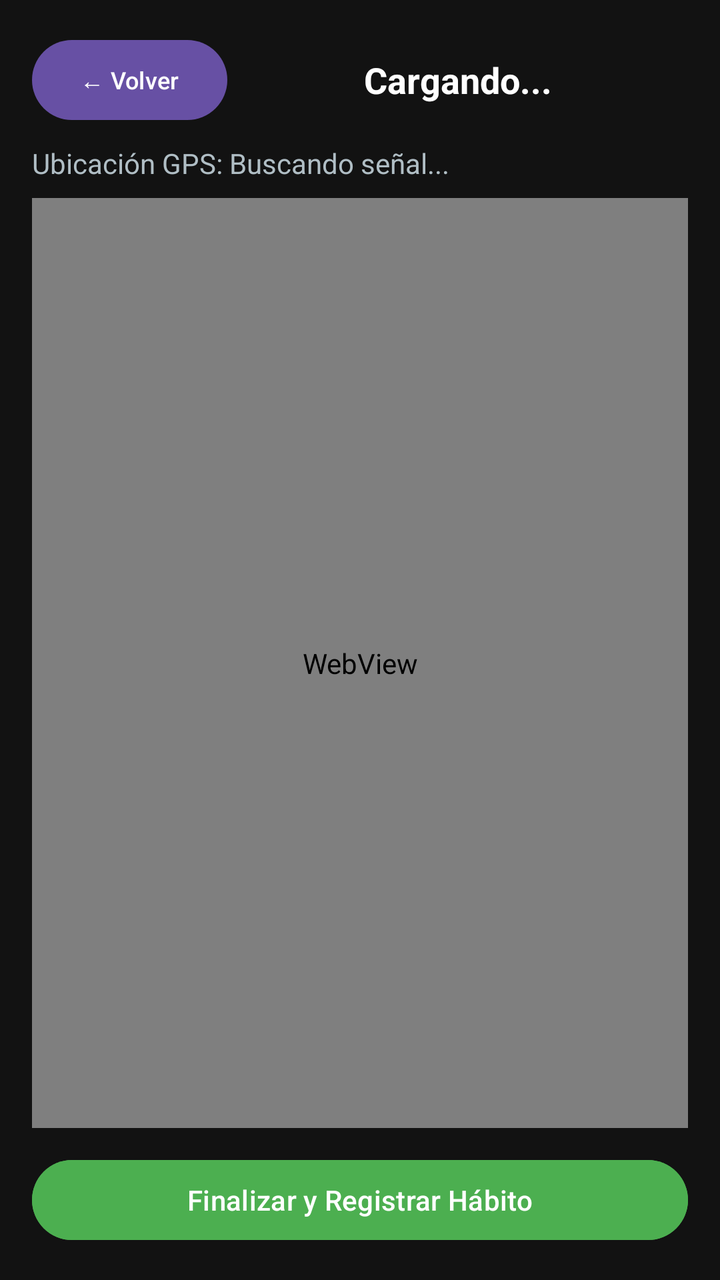
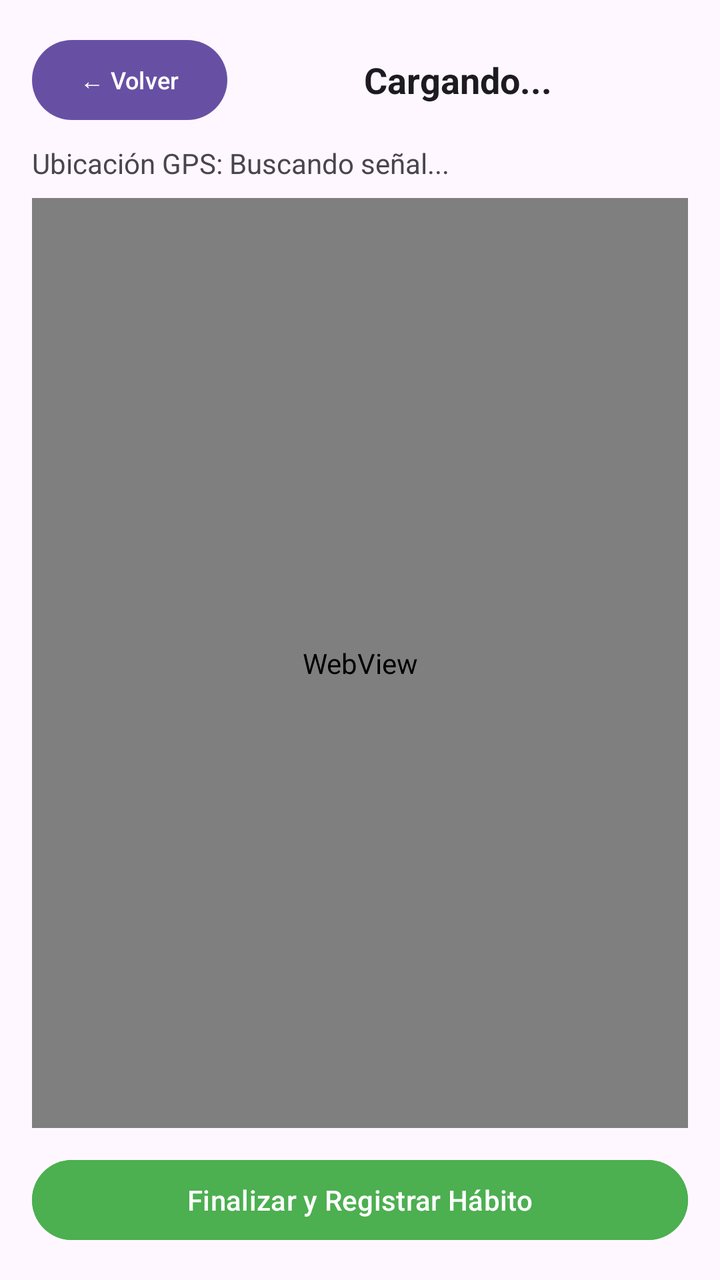

The first picture is an Android layout as it rendered before a commit; the second is the same layout after the commit. The layout source and the unified diff follow.
<!-- AndroidManifest.xml: application theme Theme.HabiTrack -->
<!-- res/layout/activity_pantalla_actividad_fisica.xml -->
<?xml version="1.0" encoding="utf-8"?>
<LinearLayout xmlns:android="http://schemas.android.com/apk/res/android"
    android:layout_width="match_parent"
    android:layout_height="match_parent"
    android:orientation="vertical"
    android:padding="16dp"
    android:background="#121212">

    <LinearLayout
        android:layout_width="match_parent"
        android:layout_height="wrap_content"
        android:orientation="horizontal"
        android:gravity="center_vertical"
        android:paddingBottom="8dp">

        <Button
            android:id="@+id/btnVolverAtras"
            android:layout_width="wrap_content"
            android:layout_height="wrap_content"
            android:text="← Volver"
            android:textSize="12sp" />

        <TextView
            android:id="@+id/tvTituloActividadFisica"
            android:layout_width="0dp"
            android:layout_height="wrap_content"
            android:layout_weight="1"
            android:text="Cargando..."
            android:textSize="18sp"
            android:textStyle="bold"
            android:textColor="#FFFFFF"
            android:gravity="center" />
    </LinearLayout>

    <TextView
        android:id="@+id/tvCoordenadas"
        android:layout_width="match_parent"
        android:layout_height="wrap_content"
        android:text="Ubicación GPS: Buscando señal..."
        android:textColor="#B0BEC5"
        android:paddingBottom="8dp" />

    <WebView
        android:id="@+id/webViewMapa"
        android:layout_width="match_parent"
        android:layout_height="0dp"
        android:layout_weight="1"
        android:layout_marginBottom="12dp" />

    <Button
        android:id="@+id/btnFinalizarTrote"
        android:layout_width="match_parent"
        android:layout_height="wrap_content"
        android:text="Finalizar y Registrar Hábito"
        android:backgroundTint="#4CAF50"
        android:textColor="#FFFFFF" />

</LinearLayout>
<!-- resources referenced by this layout -->
<resources>
  <style name="Theme.HabiTrack" parent="Base.Theme.HabiTrack" />
  <style name="Base.Theme.HabiTrack" parent="Theme.Material3.DayNight.NoActionBar">
          
          
      </style>
</resources>

<!-- the commit's change to res/layout/activity_pantalla_actividad_fisica.xml (unified diff, before → after) -->
@@ -4,7 +4,7 @@
     android:layout_height="match_parent"
     android:orientation="vertical"
     android:padding="16dp"
-    android:background="#121212">
+    android:background="?attr/colorSurface">
 
     <LinearLayout
         android:layout_width="match_parent"
@@ -28,7 +28,7 @@
             android:text="Cargando..."
             android:textSize="18sp"
             android:textStyle="bold"
-            android:textColor="#FFFFFF"
+            android:textColor="?attr/colorOnSurface"
             android:gravity="center" />
     </LinearLayout>
 
@@ -37,7 +37,7 @@
         android:layout_width="match_parent"
         android:layout_height="wrap_content"
         android:text="Ubicación GPS: Buscando señal..."
-        android:textColor="#B0BEC5"
+        android:textColor="?android:attr/textColorSecondary"
         android:paddingBottom="8dp" />
 
     <WebView
